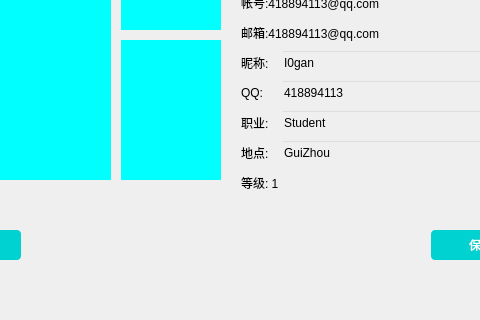
The window that client/linux/src/form/profile_page.ui (i0gan/ltalk) describes before a commit, drawn with Qt 5; both pictures show x 149 to 629 and y 280 to 600 of the 800 by 600 pixel window.
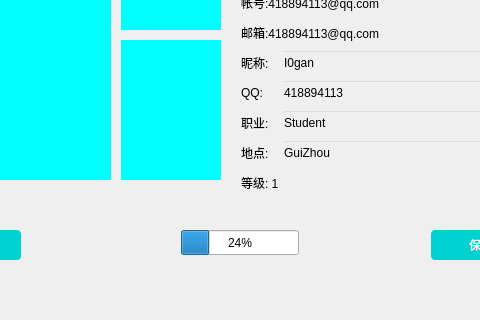
The same window after the commit. Icons and pictures are not drawn.

Commit message: 实现profile图片上传与获取

Patch:
```diff
--- a/client/linux/src/form/profile_page.ui
+++ b/client/linux/src/form/profile_page.ui
@@ -418,6 +418,19 @@
     <string/>
    </property>
   </widget>
+  <widget class="QProgressBar" name="progressBar_upload">
+   <property name="geometry">
+    <rect>
+     <x>330</x>
+     <y>510</y>
+     <width>118</width>
+     <height>25</height>
+    </rect>
+   </property>
+   <property name="value">
+    <number>24</number>
+   </property>
+  </widget>
   <zorder>label_frame</zorder>
   <zorder>toolButton_min</zorder>
   <zorder>toolButton_close</zorder>
```
Left out of the diff: 1 changed line with no effect on the pictures. The commit also changes 46 other files.
